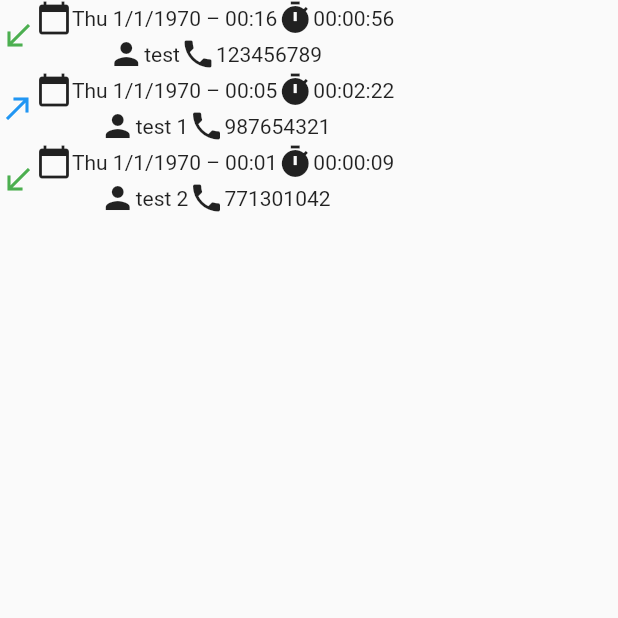
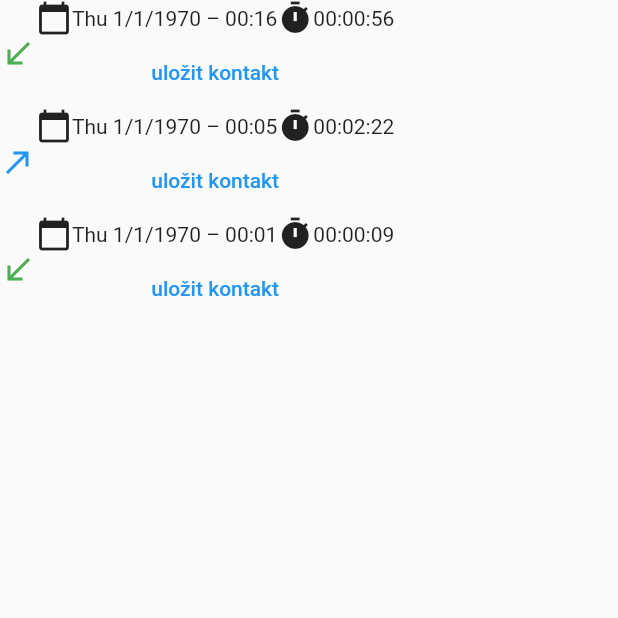
Before and after one commit to Divocaak/phone-tap, a Flutter app: the HomePage screen opened by its route, on a phone screen of 412 x 824 dp, the top half of it. Run offline on Flutter 3.47's test engine with Material 2 defaults, Android fonts, the phone set to English and light mode, and no system bars; missing offline and left inert: call_log; accounts and stored records are empty; network calls fail.

Commit message:
rozeznávání čísla volajícího

```diff
--- a/lib/app/homePage.dart
+++ b/lib/app/homePage.dart
@@ -1,5 +1,7 @@
 import 'package:flutter/material.dart';
 import 'package:phone_tap/objects/user.dart';
+import 'package:phone_tap/objects/contact.dart';
+import 'package:phone_tap/general.dart';
 import 'package:call_log/call_log.dart';
 import 'package:intl/intl.dart';
 
@@ -33,28 +35,17 @@ class _HomePageState extends State<HomePage> {
                         callIcon(entry),
                         Column(children: [
                           Row(children: [
-                            Row(children: [
-                              const Icon(Icons.calendar_today),
-                              Text(DateFormat("EEE M/d/y – HH:mm").format(
-                                  DateTime.fromMillisecondsSinceEpoch(
-                                      entry.timestamp)))
-                            ]),
-                            Row(children: [
-                              const Icon(Icons.timer),
-                              Text(printDuration(
-                                  Duration(seconds: entry.duration)))
-                            ])
+                            General.iconText(
+                                DateFormat("EEE M/d/y – HH:mm").format(
+                                    DateTime.fromMillisecondsSinceEpoch(
+                                        entry.timestamp)),
+                                Icons.calendar_today),
+                            General.iconText(
+                                printDuration(
+                                    Duration(seconds: entry.duration)),
+                                Icons.timer)
                           ]),
-                          Row(children: [
-                            Row(children: [
-                              const Icon(Icons.person),
-                              Text(entry.name)
-                            ]),
-                            Row(children: [
-                              const Icon(Icons.phone),
-                              Text(entry.number)
-                            ])
-                          ]),
+                          Contact.contactDisplay(entry.number)
                         ])
                       ]);
                     });
--- a/lib/general.dart
+++ b/lib/general.dart
@@ -1,3 +1,9 @@
-export 'package:phone_tap/objects/user.dart';
+import 'package:flutter/material.dart';
 
 String remoteUrl = "http://10.0.2.2/phone_tap_server/";
+
+class General {
+  static Widget iconText(String text, IconData iconData) {
+    return Row(children: [Icon(iconData), Text(text)]);
+  }
+}
--- /dev/null
+++ b/lib/objects/contact.dart
@@ -0,0 +1,48 @@
+import 'package:call_log/call_log.dart';
+import 'package:flutter/material.dart';
+import 'package:phone_tap/remote/logs.dart';
+import 'package:phone_tap/general.dart';
+
+class Contact {
+  String name;
+  int number;
+  String category;
+
+  Contact(this.name, this.number, this.category);
+
+  factory Contact.fromJson(Map<dynamic, dynamic> json) {
+    return Contact(json["name"], int.parse(json["number"]), json["category"]);
+  }
+
+  // mby future use?
+  factory Contact.fromCallLogEntry(CallLogEntry entry) {
+    return Contact(entry.name, int.parse(entry.number), "");
+  }
+
+  // for future use
+  Map<String, dynamic> toJson() =>
+      {"name": name, "number": number, "category": category};
+
+  static Widget contactDisplay(String numberInput) {
+    Future<Contact> contact = RemoteLogs.getContact(numberInput);
+
+    return FutureBuilder<Contact>(
+        future: contact,
+        builder: (context, snapshot) {
+          if (snapshot.hasData) {
+            Contact gotContact = snapshot.data;
+            return Row(children: [
+              General.iconText(gotContact.name, Icons.person),
+              General.iconText(gotContact.number.toString(), Icons.phone),
+              General.iconText(gotContact.category, Icons.list),
+            ]);
+          } else if (!snapshot.hasData) {
+            return TextButton(
+                onPressed: () => print("save contact"),
+                child: const Text("uložit kontakt"));
+          } else {
+            return const Center(child: Text("error"));
+          }
+        });
+  }
+}
--- a/lib/objects/user.dart
+++ b/lib/objects/user.dart
@@ -7,6 +7,4 @@ class User {
   factory User.fromJson(Map<dynamic, dynamic> json) {
     return User(json["phone"], json["token"]);
   }
-
-  Map<String, dynamic> toJson() => {"phone": username, "token": token};
 }
--- /dev/null
+++ b/lib/remote/logs.dart
@@ -0,0 +1,20 @@
+import 'dart:async';
+import "dart:convert";
+import 'package:http/http.dart';
+import "package:phone_tap/general.dart";
+import 'package:phone_tap/objects/contact.dart';
+
+class RemoteLogs {
+  static String url = remoteUrl + "logs/";
+
+  static Future<Contact> getContact(String number) async {
+    final Response response = await get(
+        Uri.parse(Uri.encodeFull(url + "getContact.php?number=" + number)),
+        headers: {"Accept": "application/json;charset=UTF-8"});
+    if (response.statusCode == 200) {
+      return Contact.fromJson(jsonDecode(response.body));
+    } else {
+      return null;
+    }
+  }
+}
--- a/lib/remote/sign.dart
+++ b/lib/remote/sign.dart
@@ -2,9 +2,10 @@ import 'dart:async';
 import "dart:convert";
 import 'package:http/http.dart';
 import "package:phone_tap/general.dart";
+import "package:phone_tap/objects/user.dart";
 
 class RemoteSign {
-  static String url = remoteUrl;
+  static String url = remoteUrl + "sign/";
 
   static Future<String> register(
       String phone, String pass, String token) async {
@@ -30,8 +31,7 @@ class RemoteSign {
             url + "login.php?phone=" + phone + "&&password=" + password)),
         headers: {"Accept": "application/json;charset=UTF-8"});
     if (response.statusCode == 200) {
-      final Map parsed = jsonDecode(response.body);
-      return User.fromJson(parsed);
+      return User.fromJson(jsonDecode(response.body));
     } else {
       throw Exception("Can't login user");
     }
```
